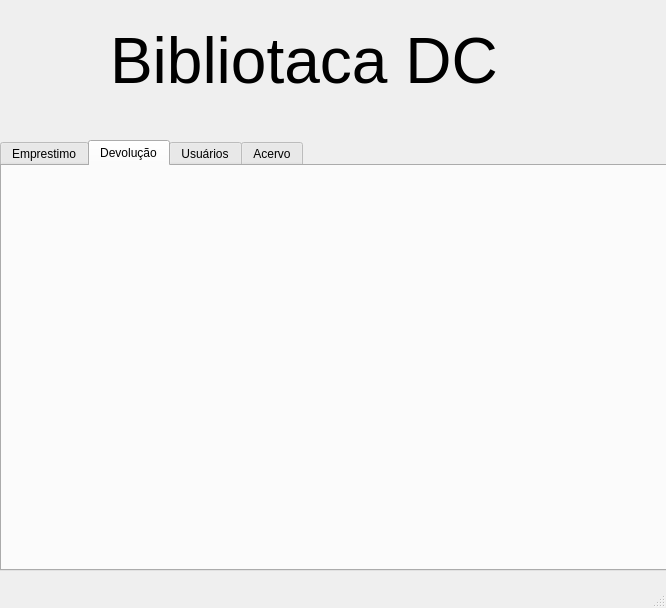
This is T3-QT/BibliotecaDC/bibliotecadc.ui in LuizFMattos/T3POO as Qt 5 draws it before an edit. The edited form follows.
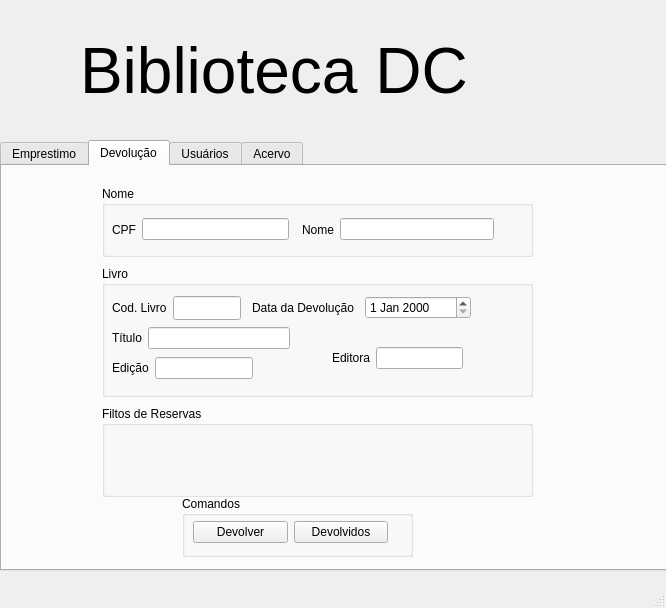
This is the edited form. The open tabs and pages were chosen to show the change.

Patch:
```diff
--- a/T3-QT/BibliotecaDC/bibliotecadc.ui
+++ b/T3-QT/BibliotecaDC/bibliotecadc.ui
@@ -17,9 +17,9 @@
    <widget class="QLabel" name="label">
     <property name="geometry">
      <rect>
-      <x>110</x>
-      <y>10</y>
-      <width>401</width>
+      <x>80</x>
+      <y>20</y>
+      <width>471</width>
       <height>101</height>
      </rect>
     </property>
@@ -29,7 +29,7 @@
      </font>
     </property>
     <property name="text">
-     <string>Bibliotaca DC</string>
+     <string>Biblioteca DC</string>
     </property>
    </widget>
    <widget class="QTabWidget" name="Menu">
@@ -221,6 +221,257 @@
      <attribute name="title">
       <string>Devolução</string>
      </attribute>
+     <widget class="QGroupBox" name="groupBox_7">
+      <property name="geometry">
+       <rect>
+        <x>100</x>
+        <y>240</y>
+        <width>431</width>
+        <height>91</height>
+       </rect>
+      </property>
+      <property name="title">
+       <string>Filtos de Reservas</string>
+      </property>
+     </widget>
+     <widget class="QGroupBox" name="groupBox_8">
+      <property name="geometry">
+       <rect>
+        <x>180</x>
+        <y>330</y>
+        <width>231</width>
+        <height>61</height>
+       </rect>
+      </property>
+      <property name="title">
+       <string>Comandos</string>
+      </property>
+      <widget class="QWidget" name="layoutWidget_2">
+       <property name="geometry">
+        <rect>
+         <x>11</x>
+         <y>21</y>
+         <width>195</width>
+         <height>30</height>
+        </rect>
+       </property>
+       <layout class="QHBoxLayout" name="horizontalLayout_12">
+        <item>
+         <widget class="QPushButton" name="pushButton_7">
+          <property name="text">
+           <string>Devolver</string>
+          </property>
+         </widget>
+        </item>
+        <item>
+         <widget class="QPushButton" name="pushButton_8">
+          <property name="text">
+           <string>Devolvidos</string>
+          </property>
+         </widget>
+        </item>
+       </layout>
+      </widget>
+     </widget>
+     <widget class="QGroupBox" name="groupBox_9">
+      <property name="geometry">
+       <rect>
+        <x>100</x>
+        <y>20</y>
+        <width>431</width>
+        <height>71</height>
+       </rect>
+      </property>
+      <property name="title">
+       <string>Nome</string>
+      </property>
+      <widget class="QWidget" name="layoutWidget_3">
+       <property name="geometry">
+        <rect>
+         <x>10</x>
+         <y>30</y>
+         <width>177</width>
+         <height>27</height>
+        </rect>
+       </property>
+       <layout class="QHBoxLayout" name="horizontalLayout_13">
+        <item>
+         <widget class="QLabel" name="label_14">
+          <property name="text">
+           <string>CPF</string>
+          </property>
+         </widget>
+        </item>
+        <item>
+         <widget class="QLineEdit" name="lineEdit_10"/>
+        </item>
+       </layout>
+      </widget>
+      <widget class="QWidget" name="layoutWidget_4">
+       <property name="geometry">
+        <rect>
+         <x>200</x>
+         <y>30</y>
+         <width>192</width>
+         <height>27</height>
+        </rect>
+       </property>
+       <layout class="QHBoxLayout" name="horizontalLayout_14">
+        <item>
+         <widget class="QLabel" name="label_15">
+          <property name="text">
+           <string>Nome</string>
+          </property>
+         </widget>
+        </item>
+        <item>
+         <widget class="QLineEdit" name="lineEdit_11"/>
+        </item>
+       </layout>
+      </widget>
+     </widget>
+     <widget class="QGroupBox" name="groupBox_10">
+      <property name="geometry">
+       <rect>
+        <x>100</x>
+        <y>100</y>
+        <width>431</width>
+        <height>131</height>
+       </rect>
+      </property>
+      <property name="title">
+       <string>Livro</string>
+      </property>
+      <widget class="QWidget" name="layoutWidget_5">
+       <property name="geometry">
+        <rect>
+         <x>10</x>
+         <y>30</y>
+         <width>129</width>
+         <height>24</height>
+        </rect>
+       </property>
+       <layout class="QHBoxLayout" name="horizontalLayout_15">
+        <property name="sizeConstraint">
+         <enum>QLayout::SetNoConstraint</enum>
+        </property>
+        <item>
+         <widget class="QLabel" name="label_16">
+          <property name="text">
+           <string>Cod. Livro</string>
+          </property>
+         </widget>
+        </item>
+        <item>
+         <widget class="QLineEdit" name="lineEdit_12">
+          <property name="enabled">
+           <bool>true</bool>
+          </property>
+          <property name="sizePolicy">
+           <sizepolicy hsizetype="Preferred" vsizetype="Preferred">
+            <horstretch>0</horstretch>
+            <verstretch>0</verstretch>
+           </sizepolicy>
+          </property>
+          <property name="maximumSize">
+           <size>
+            <width>16777205</width>
+            <height>16777215</height>
+           </size>
+          </property>
+         </widget>
+        </item>
+       </layout>
+      </widget>
+      <widget class="QWidget" name="layoutWidget_6">
+       <property name="geometry">
+        <rect>
+         <x>10</x>
+         <y>60</y>
+         <width>178</width>
+         <height>24</height>
+        </rect>
+       </property>
+       <layout class="QHBoxLayout" name="horizontalLayout_16">
+        <item>
+         <widget class="QLabel" name="label_17">
+          <property name="text">
+           <string>Título</string>
+          </property>
+         </widget>
+        </item>
+        <item>
+         <widget class="QLineEdit" name="lineEdit_13"/>
+        </item>
+       </layout>
+      </widget>
+      <widget class="QWidget" name="layoutWidget_7">
+       <property name="geometry">
+        <rect>
+         <x>150</x>
+         <y>30</y>
+         <width>219</width>
+         <height>24</height>
+        </rect>
+       </property>
+       <layout class="QHBoxLayout" name="horizontalLayout_17">
+        <item>
+         <widget class="QLabel" name="label_18">
+          <property name="text">
+           <string>Data da Devolução</string>
+          </property>
+         </widget>
+        </item>
+        <item>
+         <widget class="QDateEdit" name="dateEdit_3"/>
+        </item>
+       </layout>
+      </widget>
+      <widget class="QWidget" name="layoutWidget_8">
+       <property name="geometry">
+        <rect>
+         <x>230</x>
+         <y>80</y>
+         <width>131</width>
+         <height>24</height>
+        </rect>
+       </property>
+       <layout class="QHBoxLayout" name="horizontalLayout_18">
+        <item>
+         <widget class="QLabel" name="label_19">
+          <property name="text">
+           <string>Editora</string>
+          </property>
+         </widget>
+        </item>
+        <item>
+         <widget class="QLineEdit" name="lineEdit_14"/>
+        </item>
+       </layout>
+      </widget>
+      <widget class="QWidget" name="layoutWidget_9">
+       <property name="geometry">
+        <rect>
+         <x>10</x>
+         <y>90</y>
+         <width>141</width>
+         <height>24</height>
+        </rect>
+       </property>
+       <layout class="QHBoxLayout" name="horizontalLayout_19">
+        <item>
+         <widget class="QLabel" name="label_20">
+          <property name="text">
+           <string>Edição</string>
+          </property>
+         </widget>
+        </item>
+        <item>
+         <widget class="QLineEdit" name="lineEdit_15"/>
+        </item>
+       </layout>
+      </widget>
+     </widget>
     </widget>
     <widget class="QWidget" name="usuarios">
      <attribute name="title">
```
Left out of the diff: 423 changed lines with no effect on the pictures.
